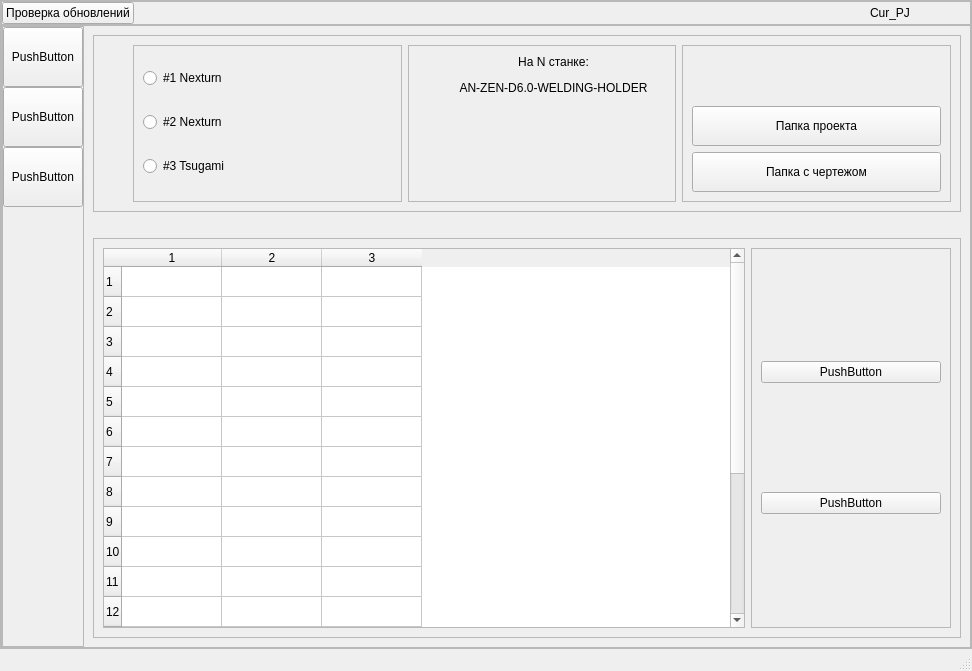
Before: the Qt Designer form ui_main.ui in MedvedevSA/StomusNavigator, drawn with Qt 5.
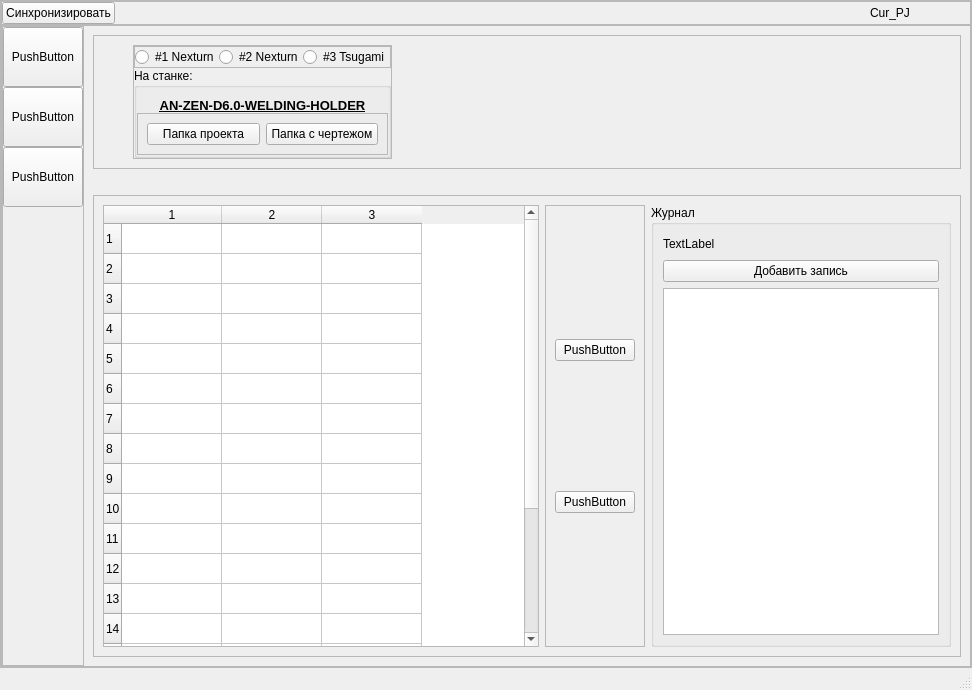
After: the same form once the commit is applied.

What changed in the file:
```diff
--- a/ui_main.ui
+++ b/ui_main.ui
@@ -7,7 +7,7 @@
     <x>0</x>
     <y>0</y>
     <width>972</width>
-    <height>671</height>
+    <height>690</height>
    </rect>
   </property>
   <property name="windowTitle">
@@ -101,7 +101,7 @@
           <item>
            <widget class="QPushButton" name="BtnLoadDf">
             <property name="text">
-             <string>Проверка обновлений</string>
+             <string>Синхронизировать</string>
             </property>
            </widget>
           </item>
@@ -294,11 +294,47 @@
                   </spacer>
                  </item>
                  <item>
+                  <widget class="QFrame" name="frame_2">
+                   <property name="minimumSize">
+                    <size>
+                     <width>250</width>
+                     <height>0</height>
+                    </size>
+                   </property>
+                   <property name="frameShape">
+                    <enum>QFrame::StyledPanel</enum>
+                   </property>
+                   <property name="frameShadow">
+                    <enum>QFrame::Raised</enum>
+                   </property>
+                   <layout class="QVBoxLayout" name="verticalLayout_8">
+                    <property name="spacing">
+                     <number>0</number>
+                    </property>
+                    <property name="leftMargin">
+                     <number>0</number>
+                    </property>
+                    <property name="topMargin">
+                     <number>0</number>
+                    </property>
+                    <property name="rightMargin">
+                     <number>0</number>
+                    </property>
+                    <property name="bottomMargin">
+                     <number>0</number>
+                    </property>
+                    <item>
                   <widget class="QFrame" name="frame">
                    <property name="minimumSize">
                     <size>
                      <width>120</width>
-                     <height>150</height>
+                        <height>20</height>
+                       </size>
+                      </property>
+                      <property name="maximumSize">
+                       <size>
+                        <width>16777215</width>
+                        <height>30</height>
                     </size>
                    </property>
                    <property name="frameShape">
@@ -307,13 +343,34 @@
                    <property name="frameShadow">
                     <enum>QFrame::Raised</enum>
                    </property>
-                   <layout class="QVBoxLayout" name="verticalLayout_3">
+                      <layout class="QHBoxLayout" name="horizontalLayout_6">
+                       <property name="spacing">
+                        <number>0</number>
+                       </property>
+                       <property name="leftMargin">
+                        <number>0</number>
+                       </property>
+                       <property name="topMargin">
+                        <number>0</number>
+                       </property>
+                       <property name="rightMargin">
+                        <number>0</number>
+                       </property>
+                       <property name="bottomMargin">
+                        <number>0</number>
+                       </property>
                     <item>
                      <widget class="QRadioButton" name="rBtn_1_machine">
+                         <property name="sizePolicy">
+                          <sizepolicy hsizetype="Minimum" vsizetype="Fixed">
+                           <horstretch>0</horstretch>
+                           <verstretch>0</verstretch>
+                          </sizepolicy>
+                         </property>
                       <property name="minimumSize">
                        <size>
                         <width>0</width>
-                        <height>30</height>
+                           <height>20</height>
                        </size>
                       </property>
                       <property name="layoutDirection">
@@ -329,7 +386,7 @@
                       <property name="minimumSize">
                        <size>
                         <width>0</width>
-                        <height>30</height>
+                           <height>20</height>
                        </size>
                       </property>
                       <property name="text">
@@ -342,7 +399,7 @@
                       <property name="minimumSize">
                        <size>
                         <width>0</width>
-                        <height>30</height>
+                           <height>20</height>
                        </size>
                       </property>
                       <property name="text">
@@ -354,43 +411,73 @@
                   </widget>
                  </item>
                  <item>
-                  <widget class="QFrame" name="frame_2">
-                   <property name="minimumSize">
+                     <widget class="QGroupBox" name="groupBox">
+                      <property name="sizePolicy">
+                       <sizepolicy hsizetype="Minimum" vsizetype="Preferred">
+                        <horstretch>0</horstretch>
+                        <verstretch>0</verstretch>
+                       </sizepolicy>
+                      </property>
+                      <property name="title">
+                       <string>На станке:</string>
+                      </property>
+                      <layout class="QVBoxLayout" name="verticalLayout_3">
+                       <property name="spacing">
+                        <number>0</number>
+                       </property>
+                       <property name="leftMargin">
+                        <number>0</number>
+                       </property>
+                       <property name="topMargin">
+                        <number>0</number>
+                       </property>
+                       <property name="rightMargin">
+                        <number>0</number>
+                       </property>
+                       <property name="bottomMargin">
+                        <number>0</number>
+                       </property>
+                       <item>
+                        <spacer name="verticalSpacer_4">
+                         <property name="orientation">
+                          <enum>Qt::Vertical</enum>
+                         </property>
+                         <property name="sizeType">
+                          <enum>QSizePolicy::Maximum</enum>
+                         </property>
+                         <property name="sizeHint" stdset="0">
                     <size>
-                     <width>250</width>
-                     <height>0</height>
-                    </size>
-                   </property>
-                   <property name="frameShape">
-                    <enum>QFrame::StyledPanel</enum>
-                   </property>
-                   <property name="frameShadow">
-                    <enum>QFrame::Raised</enum>
-                   </property>
+                           <width>20</width>
+                           <height>10</height>
+                          </size>
+                         </property>
+                        </spacer>
+                       </item>
+                       <item>
                    <widget class="QLabel" name="lbl_cur_info">
-                    <property name="geometry">
-                     <rect>
-                      <x>30</x>
-                      <y>10</y>
-                      <width>231</width>
-                      <height>41</height>
-                     </rect>
+                         <property name="font">
+                          <font>
+                           <family>Arial</family>
+                           <pointsize>10</pointsize>
+                           <weight>75</weight>
+                           <bold>true</bold>
+                           <underline>true</underline>
+                          </font>
                     </property>
                     <property name="text">
-                     <string>&lt;html&gt;&lt;head/&gt;&lt;body&gt;&lt;p&gt;На N станке:&lt;/p&gt;&lt;p&gt;AN-ZEN-D6.0-WELDING-HOLDER&lt;/p&gt;&lt;/body&gt;&lt;/html&gt;</string>
+                          <string>&lt;html&gt;&lt;head/&gt;&lt;body&gt;&lt;p&gt;AN-ZEN-D6.0-WELDING-HOLDER&lt;/p&gt;&lt;/body&gt;&lt;/html&gt;</string>
                     </property>
                     <property name="alignment">
                      <set>Qt::AlignCenter</set>
                     </property>
                    </widget>
-                  </widget>
                  </item>
                  <item>
                   <widget class="QFrame" name="frame_3">
                    <property name="minimumSize">
                     <size>
                      <width>150</width>
-                     <height>150</height>
+                           <height>30</height>
                     </size>
                    </property>
                    <property name="frameShape">
@@ -399,26 +486,13 @@
                    <property name="frameShadow">
                     <enum>QFrame::Raised</enum>
                    </property>
-                   <layout class="QVBoxLayout" name="verticalLayout_4">
-                    <item>
-                     <spacer name="verticalSpacer_2">
-                      <property name="orientation">
-                       <enum>Qt::Vertical</enum>
-                      </property>
-                      <property name="sizeHint" stdset="0">
-                       <size>
-                        <width>20</width>
-                        <height>40</height>
-                       </size>
-                      </property>
-                     </spacer>
-                    </item>
+                         <layout class="QHBoxLayout" name="horizontalLayout_7">
                     <item>
                      <widget class="QPushButton" name="Btn_curOpenPj">
                       <property name="minimumSize">
                        <size>
                         <width>0</width>
-                        <height>40</height>
+                              <height>20</height>
                        </size>
                       </property>
                       <property name="text">
@@ -431,7 +505,7 @@
                       <property name="minimumSize">
                        <size>
                         <width>0</width>
-                        <height>40</height>
+                              <height>20</height>
                        </size>
                       </property>
                       <property name="text">
@@ -445,6 +519,25 @@
                 </layout>
                </widget>
               </item>
+                   </layout>
+                  </widget>
+                 </item>
+                 <item>
+                  <spacer name="horizontalSpacer_3">
+                   <property name="orientation">
+                    <enum>Qt::Horizontal</enum>
+                   </property>
+                   <property name="sizeHint" stdset="0">
+                    <size>
+                     <width>40</width>
+                     <height>20</height>
+                    </size>
+                   </property>
+                  </spacer>
+                 </item>
+                </layout>
+               </widget>
+              </item>
               <item>
                <spacer name="verticalSpacer_3">
                 <property name="orientation">
@@ -484,6 +577,12 @@
                 <layout class="QHBoxLayout" name="horizontalLayout_5">
                  <item>
                   <widget class="QTableWidget" name="TablePlan">
+                   <property name="maximumSize">
+                    <size>
+                     <width>700</width>
+                     <height>100000</height>
+                    </size>
+                   </property>
                    <property name="rowCount">
                     <number>20</number>
                    </property>
@@ -519,10 +618,16 @@
                   <widget class="QFrame" name="frame_5">
                    <property name="minimumSize">
                     <size>
-                     <width>200</width>
+                     <width>50</width>
                      <height>0</height>
                     </size>
                    </property>
+                   <property name="maximumSize">
+                    <size>
+                     <width>100</width>
+                     <height>16777215</height>
+                    </size>
+                   </property>
                    <property name="frameShape">
                     <enum>QFrame::StyledPanel</enum>
                    </property>
@@ -559,6 +664,54 @@
                    </layout>
                   </widget>
                  </item>
+                 <item>
+                  <widget class="QGroupBox" name="Journal_FRAME">
+                   <property name="enabled">
+                    <bool>true</bool>
+                   </property>
+                   <property name="minimumSize">
+                    <size>
+                     <width>300</width>
+                     <height>0</height>
+                    </size>
+                   </property>
+                   <property name="title">
+                    <string>Журнал</string>
+                   </property>
+                   <layout class="QVBoxLayout" name="verticalLayout_7">
+                    <item>
+                     <widget class="QLabel" name="label">
+                      <property name="maximumSize">
+                       <size>
+                        <width>16777215</width>
+                        <height>20</height>
+                       </size>
+                      </property>
+                      <property name="text">
+                       <string>TextLabel</string>
+                      </property>
+                     </widget>
+                    </item>
+                    <item>
+                     <widget class="QPushButton" name="BtnAddNote">
+                      <property name="text">
+                       <string>Добавить запись</string>
+                      </property>
+                     </widget>
+                    </item>
+                    <item>
+                     <widget class="QTextBrowser" name="Journal">
+                      <property name="sizePolicy">
+                       <sizepolicy hsizetype="Minimum" vsizetype="Minimum">
+                        <horstretch>0</horstretch>
+                        <verstretch>0</verstretch>
+                       </sizepolicy>
+                      </property>
+                     </widget>
+                    </item>
+                   </layout>
+                  </widget>
+                 </item>
                 </layout>
                </widget>
               </item>
```
Lines whose indentation alone changed are shown as unchanged.
